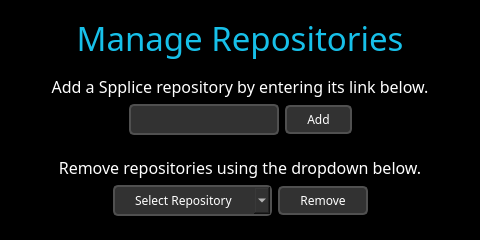
Qt form ui/Repositories.ui (p2r3/spplice-cpp) before a commit.
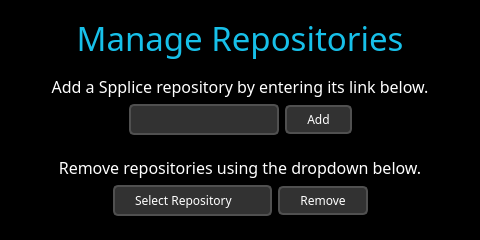
The same form after that commit. Icons and pictures are not drawn.

Commit message: fix inconsistent dropdown styling

```diff
--- a/ui/Repositories.ui
+++ b/ui/Repositories.ui
@@ -24,11 +24,18 @@
 	color: #ffffff;
 }
 QPushButton, QLineEdit, QComboBox {
-	background: rgb(50, 50, 50);
+	background-color: #323232;
 	color: #ffffff;
-	border: 2px solid rgb(80, 80, 80);
+	border: 2px solid #505050;
 	padding: 4px 20px;
 	border-radius: 5px;
+}
+QComboBox::drop-down {
+	border: none;
+}
+QComboBox::down-arrow {
+    image: url(&quot;:/resources/down-arrow.png&quot;);
+    width: 10px;
 }</string>
   </property>
   <layout class="QVBoxLayout" name="verticalLayout">
```
Left out of the diff: 4 changed lines with no effect on the pictures. The commit also changes 2 other files.
